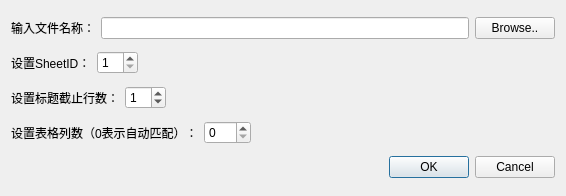
The window that dialogimportxls.ui (AtlantisCD9/QStatistic) describes before a commit, drawn with Qt 5.
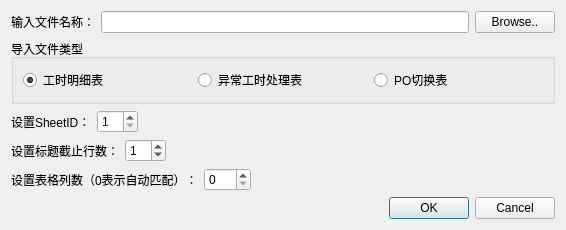
The same window after the commit.

Commit message: 1、新增导入界面的模式选择，根据不同模式，初始化相应的内存和数据库; 2、新增根据不同模式刷新界面的能力; 3、重构枚举、统一移至globaldef.h下; 4、分离了导入到处理流程，按照三种模式导入数据，最终统计从新界面处理（暂未实现）; 5、重构fpdbproc，封装一些数据库初始化表格; 6、重构fpdataproc，封装一些明细数据的处理流程

```diff
--- a/dialogimportxls.ui
+++ b/dialogimportxls.ui
@@ -7,7 +7,7 @@
     <x>0</x>
     <y>0</y>
     <width>566</width>
-    <height>196</height>
+    <height>217</height>
    </rect>
   </property>
   <property name="windowTitle">
@@ -42,6 +42,39 @@
      </item>
     </layout>
    </item>
+   <item>
+    <widget class="QGroupBox" name="groupBox">
+     <property name="title">
+      <string>导入文件类型</string>
+     </property>
+     <layout class="QHBoxLayout" name="horizontalLayout_2">
+      <item>
+       <widget class="QRadioButton" name="radioButton_detail">
+        <property name="text">
+         <string>工时明细表</string>
+        </property>
+        <property name="checked">
+         <bool>true</bool>
+        </property>
+       </widget>
+      </item>
+      <item>
+       <widget class="QRadioButton" name="radioButton_abnormal">
+        <property name="text">
+         <string>异常工时处理表</string>
+        </property>
+       </widget>
+      </item>
+      <item>
+       <widget class="QRadioButton" name="radioButton_poSwitch">
+        <property name="text">
+         <string>PO切换表</string>
+        </property>
+       </widget>
+      </item>
+     </layout>
+    </widget>
+   </item>
    <item>
     <layout class="QHBoxLayout" name="horizontalLayout_5">
      <item>
```
The commit also changes 10 other files.
